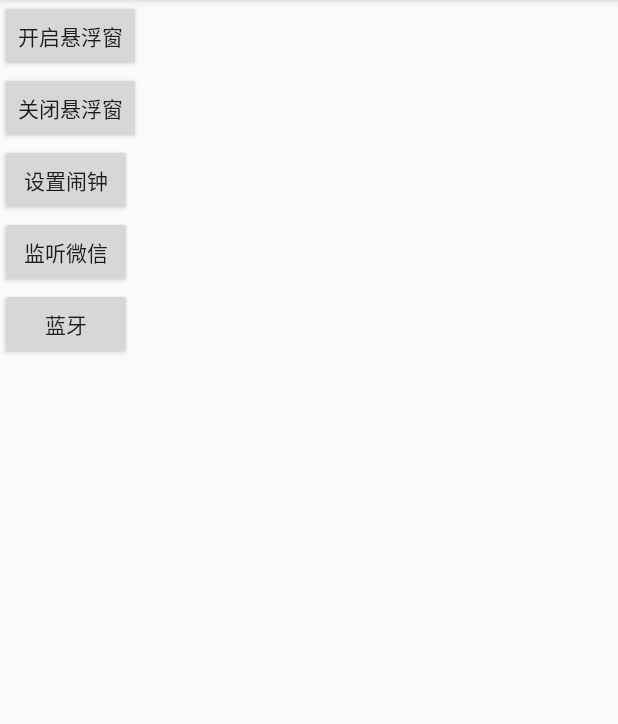
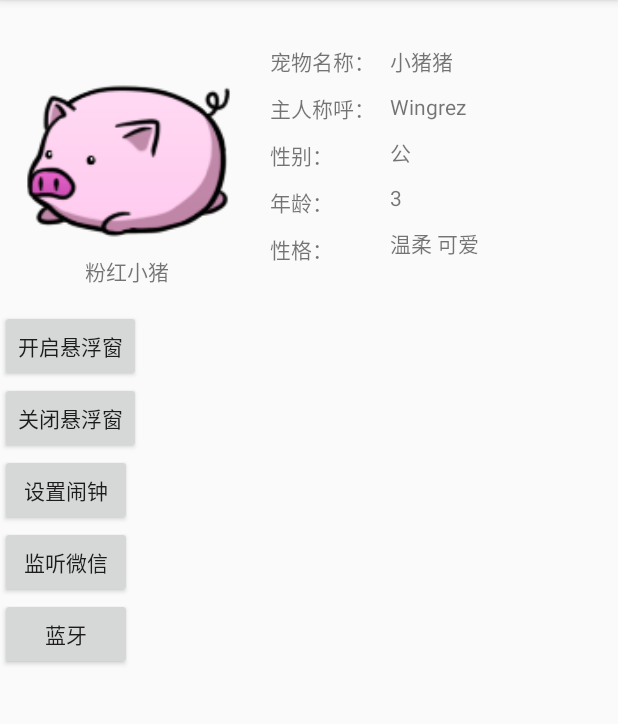
Before and after one commit to wingrez/LovelyPet, an Android app: the screen it shows after launch (MainActivity), on a phone screen of 412 x 824 dp, the part 84-808 px from its top. Run offline under Robolectric (Android 15) with nearby library versions, the phone set to English and light mode, and no system bars.

Commit message:
完善界面

```diff
--- a/app/src/main/res/layout/activity_main.xml
+++ b/app/src/main/res/layout/activity_main.xml
@@ -3,6 +3,138 @@
     android:layout_width="match_parent"
     android:layout_height="match_parent"
     android:orientation="vertical">
+
+    <ScrollView
+        android:layout_width="match_parent"
+        android:layout_height="match_parent">
+
+        <LinearLayout
+            android:layout_width="match_parent"
+            android:layout_height="wrap_content"
+            android:orientation="vertical">
+
+            <!--宠物展示区-->
+
+            <LinearLayout
+                android:layout_width="match_parent"
+                android:layout_height="wrap_content"
+                android:orientation="horizontal"
+                android:padding="10dp">
+
+                <!--宠物形象-->
+                <LinearLayout
+                    android:layout_width="wrap_content"
+                    android:layout_height="wrap_content"
+                    android:orientation="vertical">
+
+                    <pl.droidsonroids.gif.GifImageView
+                        android:layout_width="150dp"
+                        android:layout_height="150dp"
+                        android:src="@drawable/img_1"
+                        android:text="Hellp" />
+
+                    <TextView
+                        android:layout_width="match_parent"
+                        android:layout_height="wrap_content"
+                        android:layout_marginTop="10dp"
+                        android:text="粉红小猪"
+                        android:textAlignment="center" />
+
+                </LinearLayout>
+
+                <!--宠物资料-->
+                <LinearLayout
+                    android:layout_width="match_parent"
+                    android:layout_height="wrap_content"
+                    android:orientation="horizontal"
+                    android:padding="20dp">
+
+                    <LinearLayout
+                        android:layout_width="wrap_content"
+                        android:layout_height="wrap_content"
+                        android:orientation="vertical">
+
+                        <TextView
+                            android:layout_width="wrap_content"
+                            android:layout_height="wrap_content"
+                            android:text="宠物名称："/>
+
+                        <TextView
+                            android:layout_width="wrap_content"
+                            android:layout_height="wrap_content"
+                            android:layout_marginTop="10dp"
+                            android:text="主人称呼："/>
+
+                        <TextView
+                            android:layout_width="wrap_content"
+                            android:layout_height="wrap_content"
+                            android:layout_marginTop="10dp"
+                            android:text="性别："/>
+
+                        <TextView
+                            android:layout_width="wrap_content"
+                            android:layout_height="wrap_content"
+                            android:layout_marginTop="10dp"
+                            android:text="年龄："/>
+
+                        <TextView
+                            android:layout_width="wrap_content"
+                            android:layout_height="wrap_content"
+                            android:layout_marginTop="10dp"
+                            android:text="性格："/>
+
+                    </LinearLayout>
+
+                    <LinearLayout
+                        android:layout_width="wrap_content"
+                        android:layout_height="wrap_content"
+                        android:orientation="vertical"
+                        android:layout_marginLeft="10dp">
+
+                        <TextView
+                            android:layout_width="wrap_content"
+                            android:layout_height="wrap_content"
+                            android:text="小猪猪" />
+
+                        <TextView
+                            android:layout_width="wrap_content"
+                            android:layout_height="wrap_content"
+                            android:layout_marginTop="10dp"
+                            android:text="Wingrez" />
+
+                        <TextView
+                            android:layout_width="wrap_content"
+                            android:layout_height="wrap_content"
+                            android:layout_marginTop="10dp"
+                            android:text="公" />
+
+                        <TextView
+                            android:layout_width="wrap_content"
+                            android:layout_height="wrap_content"
+                            android:layout_marginTop="10dp"
+                            android:text="3" />
+
+                        <TextView
+                            android:layout_width="wrap_content"
+                            android:layout_height="wrap_content"
+                            android:layout_marginTop="10dp"
+                            android:text="温柔 可爱" />
+
+                    </LinearLayout>
+
+
+                </LinearLayout>
+
+
+            </LinearLayout>
+
+            <!--宠物信息区-->
+
+            <LinearLayout
+                android:layout_width="match_parent"
+                android:layout_height="match_parent"
+                android:orientation="vertical">
+
 
                 <Button
                     android:id="@+id/btn_openFW"
@@ -23,21 +155,28 @@
                     android:layout_width="wrap_content"
                     android:layout_height="wrap_content"
                     android:onClick="onClick"
-    android:text="设置闹钟"/>
+                    android:text="设置闹钟" />
 
                 <Button
                     android:id="@+id/btn_listenWechat"
                     android:layout_width="wrap_content"
                     android:layout_height="wrap_content"
                     android:onClick="onClick"
-        android:text="监听微信"/>
+                    android:text="监听微信" />
 
                 <Button
                     android:id="@+id/btn_blt"
                     android:layout_width="wrap_content"
                     android:layout_height="wrap_content"
                     android:onClick="onClick"
-        android:text="蓝牙"/>
+                    android:text="蓝牙" />
+            </LinearLayout>
 
 
         </LinearLayout>
+
+
+    </ScrollView>
+
+
+</LinearLayout>
```
Also changed, not shown: app/src/main/res/drawable/img_1.gif (added), app/src/main/res/drawable/pig.png (added). Lines whose indentation alone changed are shown as unchanged.
